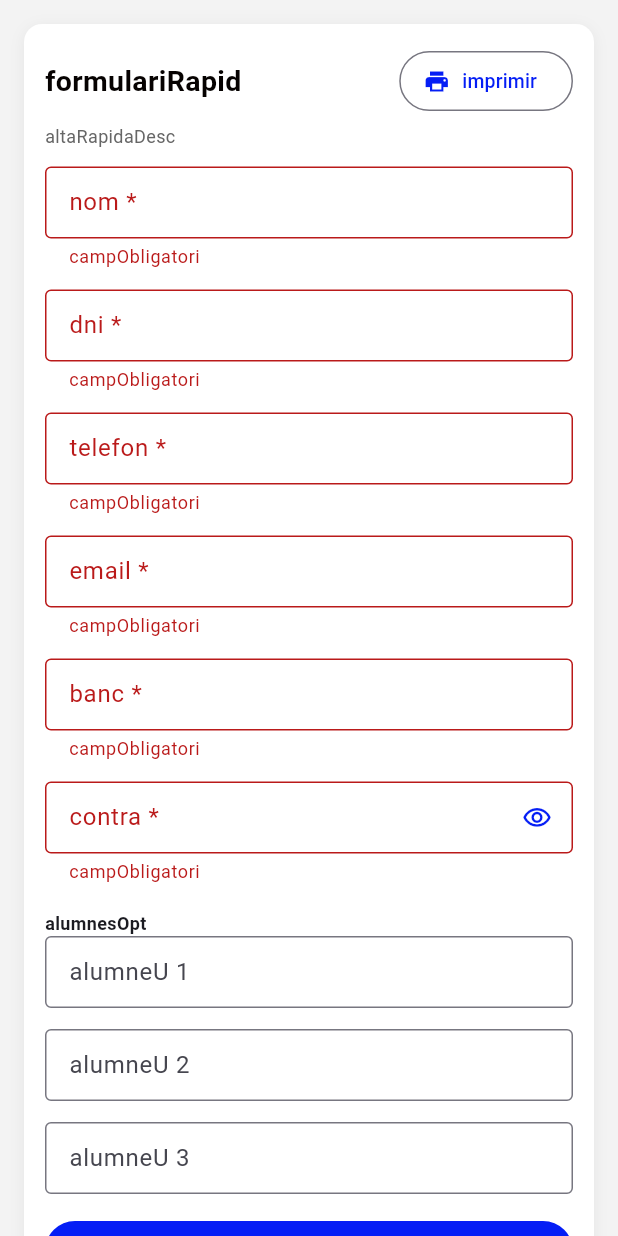
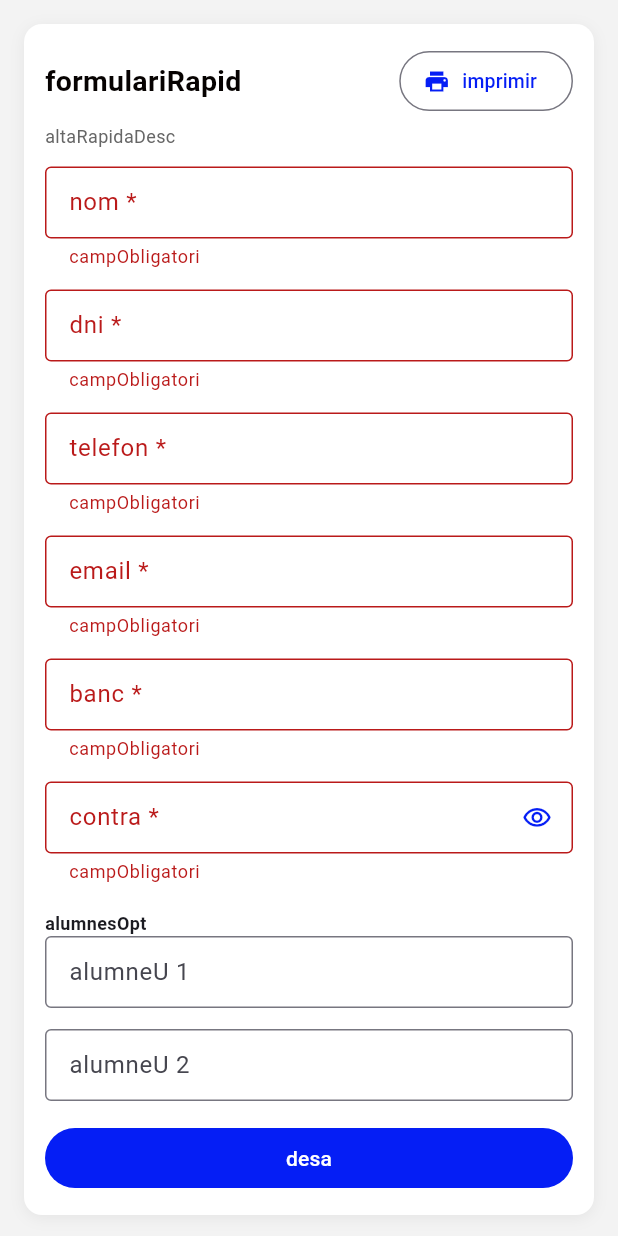
Before and after one commit to Escacstorre/portal_soci_escacs, a Flutter app: the AltaRapidaPantalla widget shown alone on an empty page, opened directly, after a tap on "desa", on a phone screen of 412 x 824 dp. Run offline on Flutter 3.47's test engine with Material 3 defaults, Android fonts, the phone set to English and light mode, and no system bars; our stand-ins replace flutter_svg; missing offline and left inert: dart:html; network calls fail.

Commit message:
Alta rapida: treure alumne 3 del formulari i de la impressio (2 alumnes max)

```diff
--- a/lib/pantalles/gestor/comu.dart
+++ b/lib/pantalles/gestor/comu.dart
@@ -60,7 +60,7 @@ class AltaRapidaPantalla extends StatefulWidget {
 class _AltaRapidaPantallaState extends State<AltaRapidaPantalla> {
   final n = TextEditingController(), dni = TextEditingController(), tel = TextEditingController();
   final em = TextEditingController(), banc = TextEditingController(), pw = TextEditingController();
-  final a1 = TextEditingController(), a2 = TextEditingController(), a3 = TextEditingController();
+  final a1 = TextEditingController(), a2 = TextEditingController();
   String? msg;
   bool err = false;
   bool intentat = false;
@@ -73,9 +73,8 @@ class _AltaRapidaPantallaState extends State<AltaRapidaPantalla> {
     em.dispose();
     banc.dispose();
     pw.dispose();
-    a1.dispose();
-    a2.dispose();
-    a3.dispose();
+      a1.dispose();
+      a2.dispose();
     super.dispose();
   }
 
@@ -112,7 +111,6 @@ class _AltaRapidaPantallaState extends State<AltaRapidaPantalla> {
           'alumnes': [
             {'nom': a1.text},
             {'nom': a2.text},
-            {'nom': a3.text},
           ],
         },
       ]);
@@ -121,7 +119,7 @@ class _AltaRapidaPantallaState extends State<AltaRapidaPantalla> {
         msg = t('refrescat');
         err = false;
       });
-      for (final c in [n, dni, tel, em, banc, pw, a1, a2, a3]) {
+      for (final c in [n, dni, tel, em, banc, pw, a1, a2]) {
         c.clear();
       }
     } catch (_) {
@@ -164,7 +162,6 @@ class _AltaRapidaPantallaState extends State<AltaRapidaPantalla> {
         Text(t('alumnesOpt'), style: const TextStyle(fontSize: 12, fontWeight: FontWeight.bold)),
         CampText(controller: a1, hint: '${t('alumneU')} 1'),
         CampText(controller: a2, hint: '${t('alumneU')} 2'),
-        CampText(controller: a3, hint: '${t('alumneU')} 3'),
         if (msg != null)
           Padding(
             padding: const EdgeInsets.only(bottom: 8),
--- a/lib/serveis/fitxers_web.dart
+++ b/lib/serveis/fitxers_web.dart
@@ -82,7 +82,7 @@ void imprimirFormulari(Map d) {
   }
   sb.write('</div>');
   sb.write('<h2>${t('alumnes')}</h2>');
-  for (var i = 1; i <= 3; i++) {
+  for (var i = 1; i <= 2; i++) {
     sb.write('<p><b>${t('alumneU')} $i</b>$linia</p><p style="font-size:13px;color:#36424E">[ 1r ] &nbsp; [ 2n ] &nbsp; [ 3r ] &nbsp; <span style="color:#999">${t('marqueuTrimestres')}</span></p>');
   }
   sb.write('<h2>${t('preus')} ${DateTime.now().year}/${DateTime.now().year + 1}</h2><table class="preu">');
```
